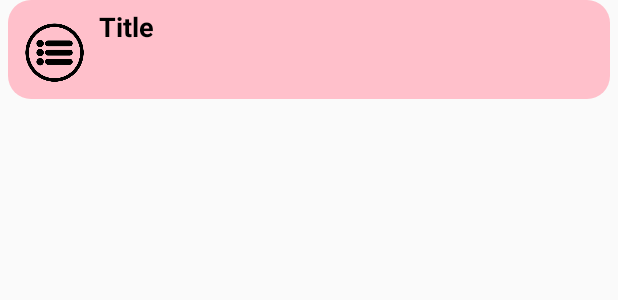
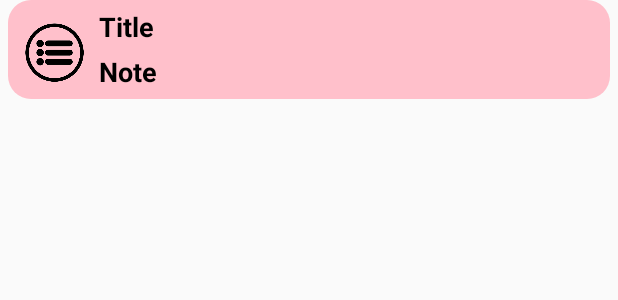
Before and after one commit to rofifahnurul/Tugas-App-toDoList, an Android app: the layout content_main.xml on its own in the app's theme, with its tools: preview values and no code run, on a phone screen of 412 x 824 dp. Shown: the top 300 px of the screen. Run offline under Robolectric (Android 15) with nearby library versions, the phone set to English and light mode, and no system bars.

Commit message:
Add fitur note and fix bug in database

```diff
--- a/ToDo-List/app/src/main/java/id/ac/unhas/todolist/database/ToDoList.kt
+++ b/ToDo-List/app/src/main/java/id/ac/unhas/todolist/database/ToDoList.kt
@@ -10,5 +10,7 @@ data class ToDoList(
     @ColumnInfo(name = "id")
     val id: Int? = null,
     @ColumnInfo(name = "toDoList")
-    var toDoList: String
+    var toDoList: String,
+    @ColumnInfo(name = "note")
+    var note: String
 )
--- a/ToDo-List/app/src/main/java/id/ac/unhas/todolist/database/ToDoListRepository.kt
+++ b/ToDo-List/app/src/main/java/id/ac/unhas/todolist/database/ToDoListRepository.kt
@@ -14,7 +14,7 @@ class ToDoListRepository(application: Application) {
     private var toDoList: LiveData<List<ToDoList>>? = null
 
     init {
-        val db = AppDatabase.getInstance(application.applicationContext)
+        val db = TodoDatabase.getInstance(application.applicationContext)
         toDoListDao = db?.toDoListDao()
         toDoList = toDoListDao?.getList()
     }
--- a/ToDo-List/app/src/main/java/id/ac/unhas/todolist/main/Adapter.kt
+++ b/ToDo-List/app/src/main/java/id/ac/unhas/todolist/main/Adapter.kt
@@ -44,11 +44,10 @@ class Adapter(private val context: Context?, private val listener: (ToDoList, In
 }
 
 class MyViewHolder(itemView: View) : RecyclerView.ViewHolder(itemView) {
-    private lateinit var option :ImageView
-
     fun bindItem(context: Context, toDoList: ToDoList, listener: (ToDoList, Int) -> Unit) {
+        var option :ImageView
         option=itemView.findViewById(R.id.option)
-
+        itemView.noteContent.text = toDoList.note
         itemView.titleContent.text = toDoList.toDoList
 
         option.setOnClickListener {
--- a/ToDo-List/app/src/main/java/id/ac/unhas/todolist/main/ViewModel.kt
+++ b/ToDo-List/app/src/main/java/id/ac/unhas/todolist/main/ViewModel.kt
@@ -11,8 +11,8 @@ class ViewModel(application: Application) : AndroidViewModel(application) {
     private var toDoListRepository = ToDoListRepository(application)
     private var toDoList: LiveData<List<ToDoList>>? = toDoListRepository.getList()
 
-    fun insertList(toDoList: ToDoList) {
-        toDoListRepository.insert(toDoList)
+    fun insertList(toDoList: String, note:String) {
+        toDoListRepository.insert(ToDoList(0,toDoList,note))
     }
 
     fun getList(): LiveData<List<ToDoList>>? {
--- a/ToDo-List/app/src/main/res/layout/content_main.xml
+++ b/ToDo-List/app/src/main/res/layout/content_main.xml
@@ -33,6 +33,16 @@
                 android:text="Title"
                 android:textColor="@android:color/black"
                 android:textSize="18sp" />
+            <TextView
+                android:id="@+id/noteContent"
+                android:layout_marginEnd="7dp"
+                android:layout_width="match_parent"
+                android:layout_height="wrap_content"
+                android:paddingTop="5dp"
+                android:textStyle="bold"
+                android:text="Note"
+                android:textColor="@android:color/black"
+                android:textSize="18sp" />
 
         </LinearLayout>
 </LinearLayout>
```
Also changed, not shown: ToDo-List/app/src/main/java/id/ac/unhas/todolist/database/TodoDatabase.kt (renamed from ToDo-List/app/src/main/java/id/ac/unhas/todolist/database/AppDatabase.kt, +7 -6 lines), ToDo-List/app/src/main/java/id/ac/unhas/todolist/main/MainActivity.kt (+7 -3 lines).
